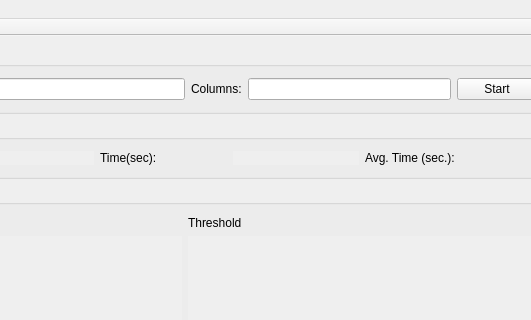
This is CalibracionQt/mainwindow.ui in joshjo/computer-vision as Qt 5 draws it before an edit; both pictures show x 718 to 1249 and y 0 to 320 of the 1366 by 810 pixel window. The edited form follows.
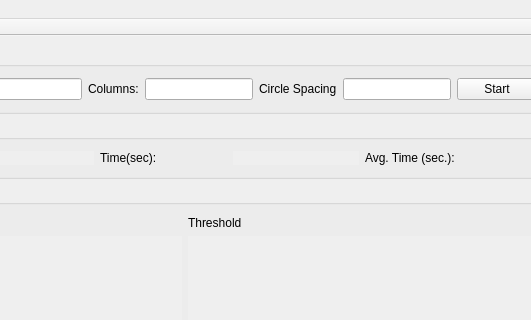
This is the edited form.

Commit message: make circle spacing dynamic

The edit to the form file:
```diff
--- a/CalibracionQt/mainwindow.ui
+++ b/CalibracionQt/mainwindow.ui
@@ -80,9 +80,6 @@
              </item>
              <item>
               <layout class="QFormLayout" name="formLayout">
-               <item row="0" column="1">
-                <widget class="QLineEdit" name="txtColumnas"/>
-               </item>
                <item row="0" column="0">
                 <widget class="QLabel" name="label_14">
                  <property name="text">
@@ -90,6 +87,23 @@
                  </property>
                 </widget>
                </item>
+               <item row="0" column="1">
+                <widget class="QLineEdit" name="txtColumnas"/>
+               </item>
+              </layout>
+             </item>
+             <item>
+              <layout class="QHBoxLayout" name="horizontalLayout_9">
+               <item>
+                <widget class="QLabel" name="label_19">
+                 <property name="text">
+                  <string>Circle Spacing</string>
+                 </property>
+                </widget>
+               </item>
+               <item>
+                <widget class="QLineEdit" name="circleSpacingTxt"/>
+               </item>
               </layout>
              </item>
              <item>
@@ -523,7 +537,7 @@
      <x>0</x>
      <y>0</y>
      <width>1366</width>
-     <height>22</height>
+     <height>25</height>
     </rect>
    </property>
    <widget class="QMenu" name="menuOpen_video">
```
The commit also changes 2 other files.
